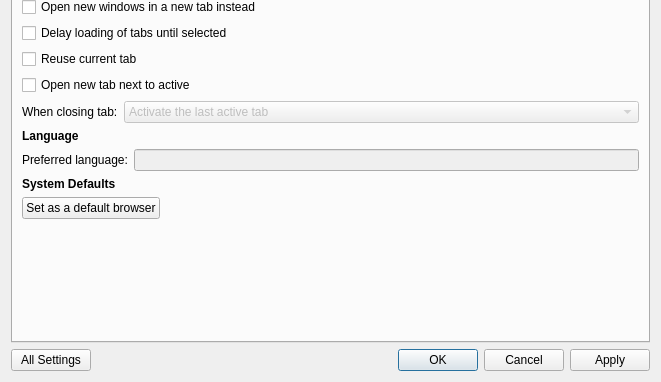
Above: src/ui/PreferencesDialog.ui from OtterBrowser/otter-browser before the change; both pictures show x 0 to 661 and y 239 to 621 of the 661 by 621 pixel window. Below: the same form after it.
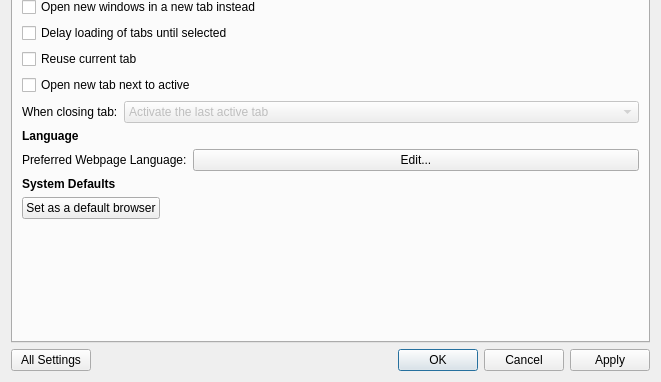
That is the form after the change. Custom widgets are drawn as their Qt base class.

Commit message: Allow to set preferred webpage language

```diff
--- a/src/ui/PreferencesDialog.ui
+++ b/src/ui/PreferencesDialog.ui
@@ -270,7 +270,7 @@
          <item row="0" column="0">
           <widget class="QLabel" name="languageLabel">
            <property name="text">
-            <string>Preferred language:</string>
+            <string>Preferred Webpage Language:</string>
            </property>
            <property name="buddy">
             <cstring>languageLineEdit</cstring>
@@ -278,9 +278,9 @@
           </widget>
          </item>
          <item row="0" column="1">
-          <widget class="QLineEdit" name="languageLineEdit">
-           <property name="enabled">
-            <bool>false</bool>
+          <widget class="QPushButton" name="acceptLanguageButton">
+           <property name="text">
+            <string>Edit...</string>
            </property>
           </widget>
          </item>
```
Left out of the diff: 5 changed lines with no effect on the pictures. The commit also changes 11 other files.
